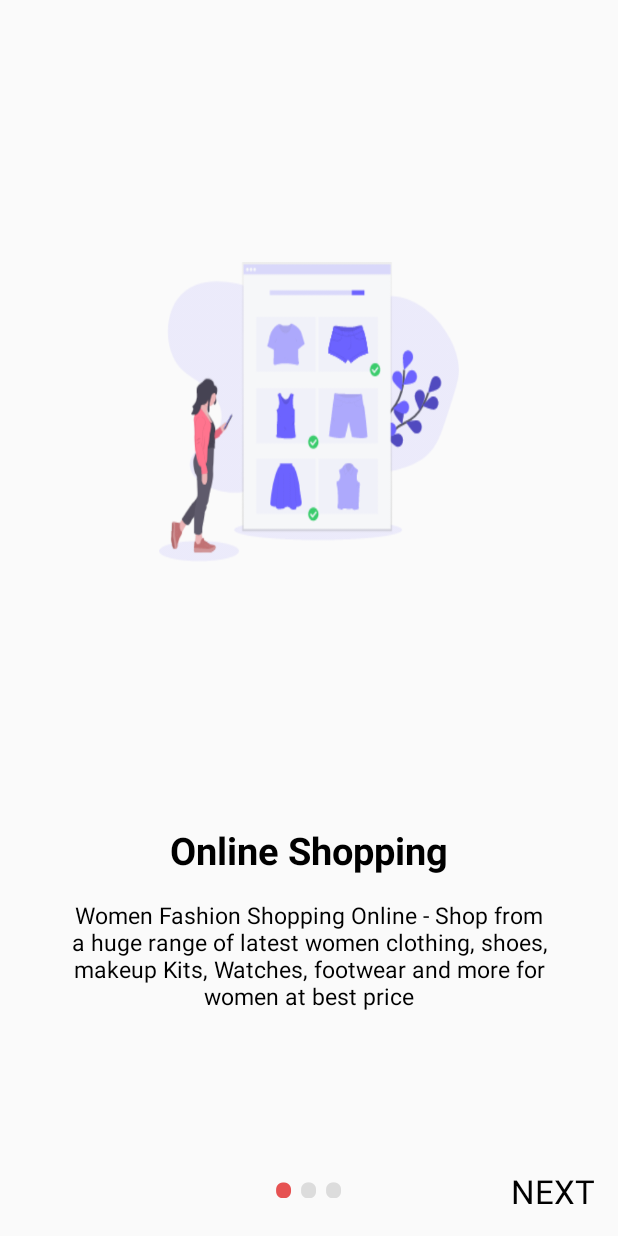
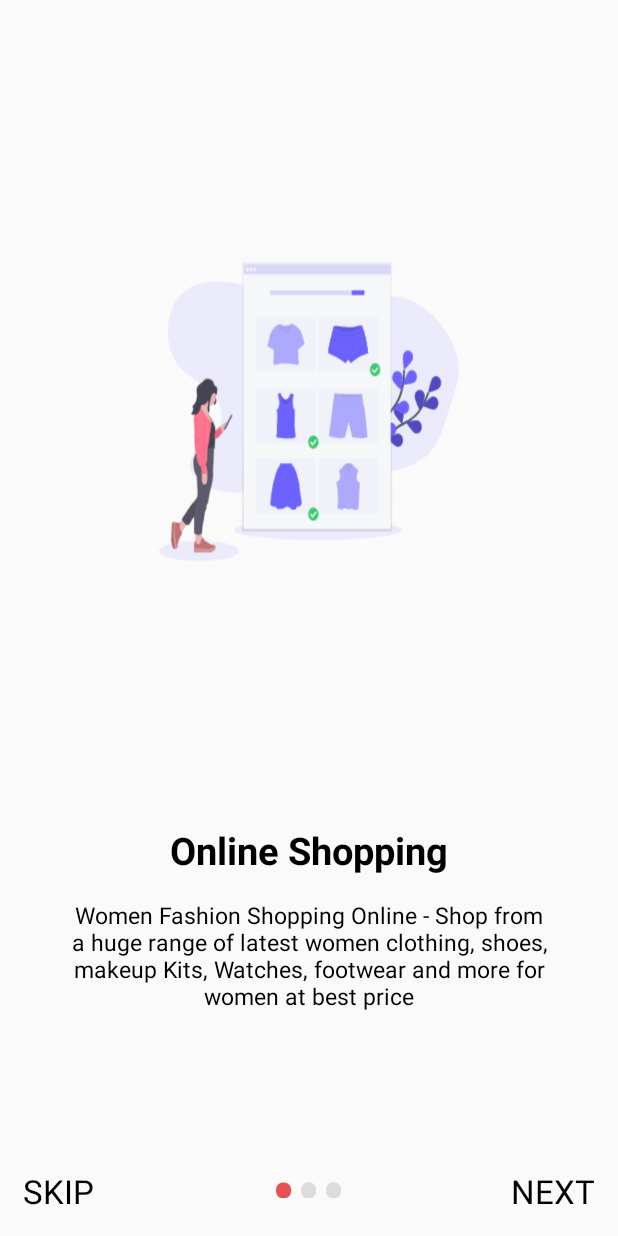
Before and after one commit to mahalkarshubham/IntroSlider, an Android app: the screen it shows after launch (MainActivity), on a phone screen of 412 x 824 dp. Run offline under Robolectric (Android 15) with nearby library versions, the phone set to English and light mode, and no system bars.

Commit message:
added skip btn for directly move to intro page 3

```diff
--- a/app/src/main/java/com/shubham/introslider/MainActivity.java
+++ b/app/src/main/java/com/shubham/introslider/MainActivity.java
@@ -21,7 +21,7 @@ import android.widget.TextView;
 
 public class MainActivity extends AppCompatActivity {
 
-    private TextView tvNext;
+    private TextView tvNext, tvSkip;
     private ViewPager viewPager;
     private LinearLayout layoutDots;
     private IntroPref introPref;
@@ -40,12 +40,13 @@ public class MainActivity extends AppCompatActivity {
             finish();
         }
 
-        if (Build.VERSION.SDK_INT >= 21){
+        if (Build.VERSION.SDK_INT >= 21) {
             getWindow().getDecorView().setSystemUiVisibility(View.SYSTEM_UI_FLAG_LAYOUT_STABLE |
                     View.SYSTEM_UI_FLAG_FULLSCREEN);
         }
 
         tvNext = findViewById(R.id.tvNext);
+        tvSkip = findViewById(R.id.tvSkip);
         viewPager = findViewById(R.id.viewPager);
         layoutDots = findViewById(R.id.layoutDots);
 
@@ -64,7 +65,19 @@ public class MainActivity extends AppCompatActivity {
                 } else {
                     launchHomeScreen();
                 }
+            }
+        });
 
+        tvSkip.setOnClickListener(new View.OnClickListener() {
+            @Override
+            public void onClick(View v) {
+                int current = getItem(+1);
+                if (current < layouts.length) {
+                    // move to next screen
+                    viewPager.setCurrentItem(current + 2);
+                } else {
+                    launchHomeScreen();
+                }
             }
         });
 
@@ -78,7 +91,7 @@ public class MainActivity extends AppCompatActivity {
 
     private void changeStatusBarColor() {
 
-        if (Build.VERSION.SDK_INT >= Build.VERSION_CODES.LOLLIPOP){
+        if (Build.VERSION.SDK_INT >= Build.VERSION_CODES.LOLLIPOP) {
             Window window = getWindow();
             window.addFlags(WindowManager.LayoutParams.FLAG_DRAWS_SYSTEM_BAR_BACKGROUNDS);
             window.setStatusBarColor(Color.TRANSPARENT);
@@ -89,13 +102,11 @@ public class MainActivity extends AppCompatActivity {
 
         @Override
         public void onPageScrolled(int position, float positionOffset, int positionOffsetPixels) {
-
         }
 
         @Override
         public void onPageSelected(int position) {
             addBottomDots(position);
-
             if (position == layouts.length - 1) {
                 tvNext.setText("START");
             } else {
@@ -105,7 +116,6 @@ public class MainActivity extends AppCompatActivity {
 
         @Override
         public void onPageScrollStateChanged(int state) {
-
         }
     };
 
--- a/app/src/main/res/layout/activity_main.xml
+++ b/app/src/main/res/layout/activity_main.xml
@@ -21,6 +21,18 @@
         app:layout_constraintBottom_toBottomOf="parent" />
 
     <TextView
+        android:id="@+id/tvSkip"
+        android:layout_width="wrap_content"
+        android:layout_height="wrap_content"
+        android:layout_margin="15dp"
+        android:layout_marginBottom="25dp"
+        android:text="SKIP"
+        android:textColor="@android:color/black"
+        android:textSize="22sp"
+        app:layout_constraintBottom_toBottomOf="parent"
+        app:layout_constraintStart_toStartOf="parent" />
+
+    <TextView
         android:id="@+id/tvNext"
         android:layout_width="wrap_content"
         android:layout_height="wrap_content"
```
